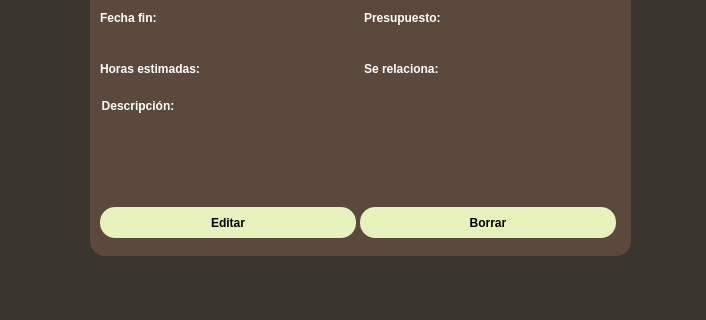
Before: the Qt Designer form inspeccionar_proto.ui in julinavas14/trabajo_programacion_sql, drawn with Qt 5; both pictures show x 0 to 706 and y 215 to 535 of the 706 by 535 pixel window.
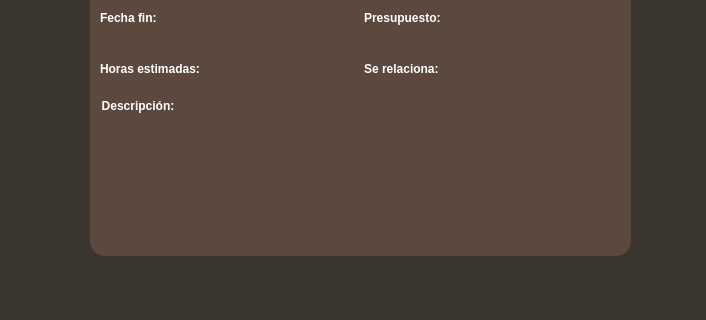
After: the same form once the commit is applied.

```diff
--- a/inspeccionar_proto.ui
+++ b/inspeccionar_proto.ui
@@ -138,41 +138,6 @@
      </item>
     </layout>
    </widget>
-   <widget class="QPushButton" name="btnEditTelf">
-    <property name="geometry">
-     <rect>
-      <x>10</x>
-      <y>272</y>
-      <width>256</width>
-      <height>31</height>
-     </rect>
-    </property>
-    <property name="styleSheet">
-     <string notr="true">background-color: rgb(229, 243, 186);
-color: black;</string>
-    </property>
-    <property name="text">
-     <string>Editar</string>
-    </property>
-   </widget>
-   <widget class="QPushButton" name="btnDeleteTelf">
-    <property name="geometry">
-     <rect>
-      <x>270</x>
-      <y>272</y>
-      <width>256</width>
-      <height>31</height>
-     </rect>
-    </property>
-    <property name="styleSheet">
-     <string notr="true">background-color: rgb(229, 243, 186);
-color: black;
-</string>
-    </property>
-    <property name="text">
-     <string>Borrar</string>
-    </property>
-   </widget>
   </widget>
   <widget class="QFrame" name="frame_2">
    <property name="geometry">
```
